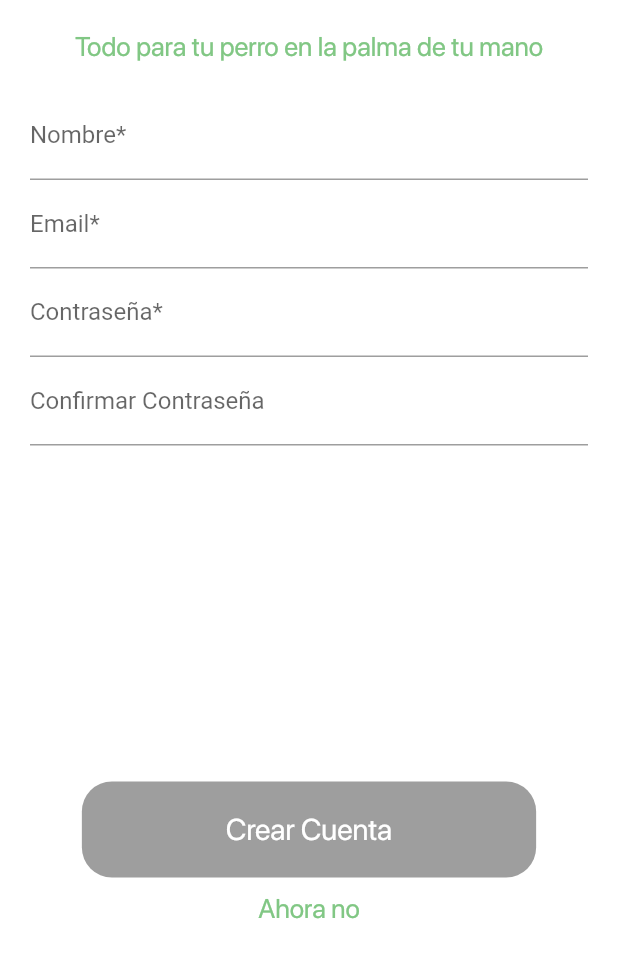
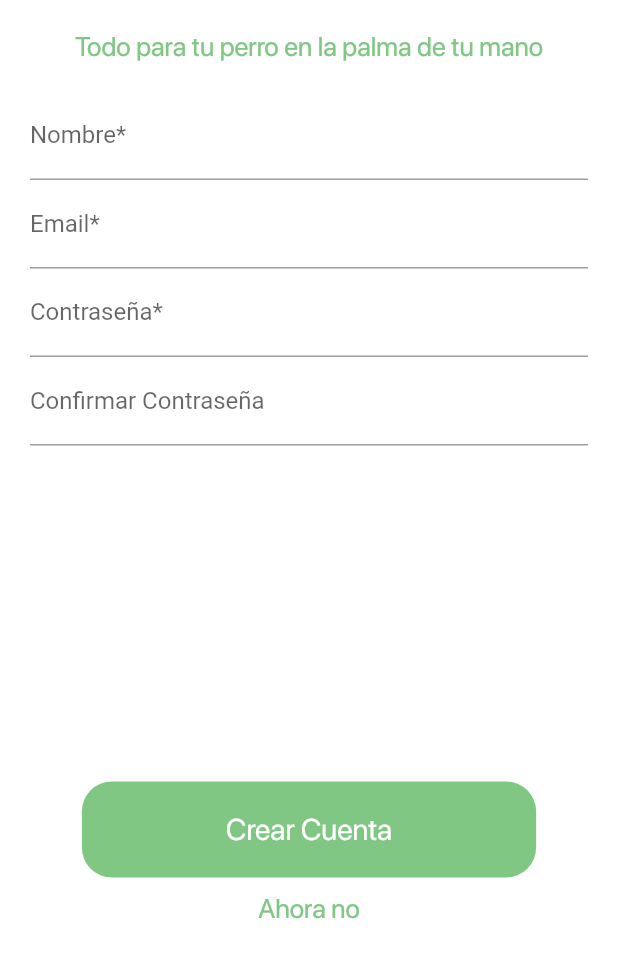
Before and after one commit to AlexDotel/dit_signup, a Flutter app: the screen it shows after launch, on a phone screen of 412 x 824 dp, the part 222-1200 px from its top. Run offline on Flutter 3.47's test engine with Material 2 defaults, Android fonts, the phone set to English and light mode, and no system bars.

```diff
--- /dev/null
+++ b/lib/src/models/user_model.dart
@@ -0,0 +1,45 @@
+// To parse this JSON data, do
+//
+//     final userModel = userModelFromJson(jsonString);
+
+import 'dart:convert';
+
+UserModel userModelFromJson(String str) => UserModel.fromJson(json.decode(str));
+
+String userModelToJson(UserModel data) => json.encode(data.toJson());
+
+class UserModel {
+    UserModel({
+        this.firstName,
+        this.lastName,
+        this.email,
+        this.userId,
+        this.role,
+        this.locale,
+    });
+
+    String firstName;
+    String lastName;
+    String email;
+    String userId;
+    String role;
+    String locale;
+
+    factory UserModel.fromJson(Map<String, dynamic> json) => UserModel(
+        firstName: json["firstName"],
+        lastName: json["lastName"],
+        email: json["email"],
+        userId: json["userId"],
+        role: json["role"],
+        locale: json["locale"],
+    );
+
+    Map<String, dynamic> toJson() => {
+        "firstName": firstName,
+        "lastName": lastName,
+        "email": email,
+        "userId": userId,
+        "role": role,
+        "locale": locale,
+    };
+}
--- /dev/null
+++ b/lib/src/services/signup_service.dart
@@ -0,0 +1,17 @@
+import 'dart:convert';
+import 'package:http/http.dart' as http;
+
+import 'package:dit_signup/src/models/user_model.dart';
+
+class SignUpService {
+  final _url = 'http://dev.api.doggiesintown.com/dit-user-management-ms/users/';
+
+  Future<bool> createUser(UserModel usuario) async {
+    final resp = await http.post(_url, body: userModelToJson(usuario));
+    final decodedData = json.decode(resp.body);
+
+    print(decodedData);
+
+    return true;
+  }
+}
--- a/pubspec.yaml
+++ b/pubspec.yaml
@@ -29,6 +29,8 @@ dependencies:
   # Use with the CupertinoIcons class for iOS style icons.
   cupertino_icons: ^0.1.3
   provider:
+  http:
+  uuid:
 
 dev_dependencies:
   flutter_test:
```
Also changed, not shown: lib/src/pages/signup_page.dart (+22 -2 lines), lib/src/validations/validatios_signup.dart (+5 -2 lines), pubspec.lock.
